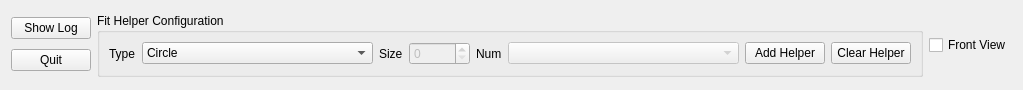
Above: geoAssembler/widgets/editor/fit_object.ui from European-XFEL/geoAssembler before the change. Below: the same form after it.
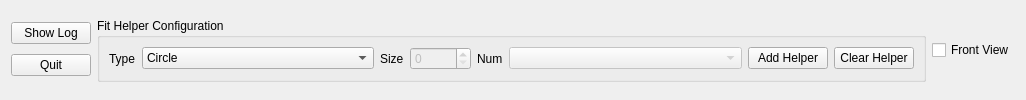
That is the form after the change.

Commit message: Clarify tooltip for front view checkbox

The edit to the form file:
```diff
--- a/geoAssembler/widgets/editor/fit_object.ui
+++ b/geoAssembler/widgets/editor/fit_object.ui
@@ -6,8 +6,8 @@
    <rect>
     <x>0</x>
     <y>0</y>
-    <width>1023</width>
-    <height>90</height>
+    <width>1026</width>
+    <height>100</height>
    </rect>
   </property>
   <property name="sizePolicy">
```
Left out of the diff: 2 changed lines with no effect on the pictures.
